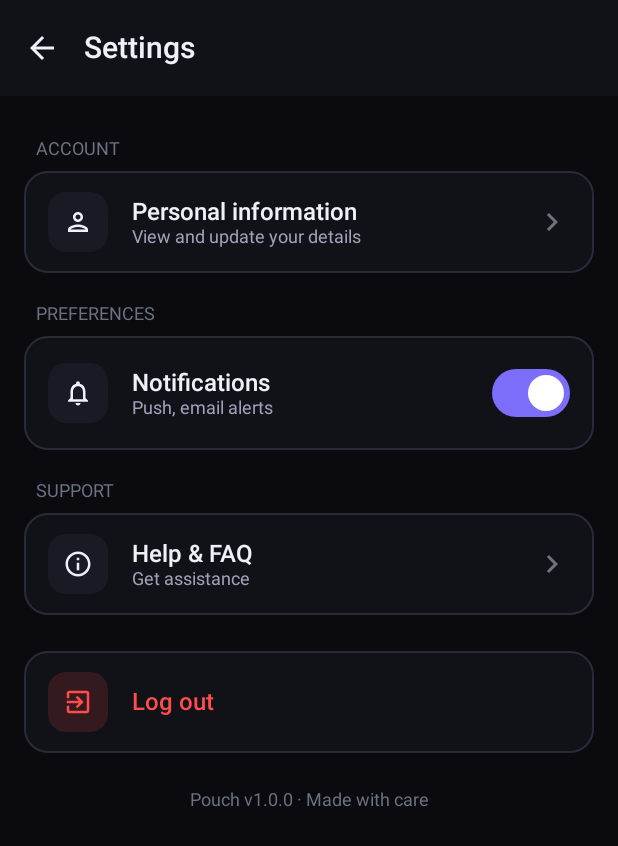
After one commit to DeadKai/Group9, an Android app built with Jetpack Compose: the SettingsScreen screen opened through its navigation route, on a phone screen of 412 x 824 dp. The commit adds this screen. Shown: the top 846 px of the screen. Run offline under Robolectric (Android 15) with nearby library versions, the phone set to English and light mode, and no system bars; our stand-ins replace Firebase (no records; nobody signed in at launch, a user with empty details on screens opened directly).

Commit message:
Settings
Added a settings screen that can be accessed from the top of the screen. Now the logout is through the settings

```diff
--- a/app/src/main/kotlin/com/pouch/ui/home/HomeScreen.kt
+++ b/app/src/main/kotlin/com/pouch/ui/home/HomeScreen.kt
@@ -23,7 +23,7 @@ import androidx.compose.material3.IconButton
 import androidx.compose.material3.MaterialTheme
 import androidx.compose.material3.Scaffold
 import androidx.compose.material3.Text
-import androidx.compose.material3.TextButton
+import androidx.compose.material.icons.filled.Settings
 import androidx.compose.material3.TopAppBar
 import androidx.compose.runtime.Composable
 import androidx.compose.runtime.getValue
@@ -48,7 +48,8 @@ import com.pouch.ui.theme.PouchColors
 fun HomeScreen(
     onOpenGroup: (String) -> Unit,
     onScan: () -> Unit,
-    onSignOut: () -> Unit = {},
+    onSettings: () -> Unit,
+    //onSignOut: () -> Unit = {},
     viewModel: HomeViewModel = pouchViewModel { HomeViewModel(it.groupRepository) },
 ) {
     val state by viewModel.state.collectAsStateWithLifecycle()
@@ -62,8 +63,8 @@ fun HomeScreen(
                     IconButton(onClick = { showCreateGroup = true }) {
                         Icon(Icons.Filled.Add, contentDescription = "New group")
                     }
-                    TextButton(onClick = onSignOut) {
-                        Text("Log out")
+                    IconButton(onClick = onSettings) {
+                        Icon(Icons.Filled.Settings, contentDescription = "Settings")
                     }
                 },
             )
--- a/app/src/main/kotlin/com/pouch/ui/navigation/PouchNavHost.kt
+++ b/app/src/main/kotlin/com/pouch/ui/navigation/PouchNavHost.kt
@@ -1,7 +1,6 @@
 package com.pouch.ui.navigation
 
 import androidx.compose.runtime.Composable
-import androidx.compose.runtime.collectAsState
 import androidx.compose.runtime.getValue
 import androidx.lifecycle.compose.collectAsStateWithLifecycle
 import androidx.lifecycle.viewmodel.compose.viewModel
@@ -15,11 +14,14 @@ import com.pouch.ui.auth.AuthViewModel
 import com.pouch.ui.group.GroupScreen
 import com.pouch.ui.home.HomeScreen
 import com.pouch.ui.scan.ScanScreen
+import com.pouch.ui.settings.SettingsScreen
 import kotlinx.serialization.Serializable
 
 @Serializable
 object HomeRoute
 
+@Serializable
+object SettingsRoute
 /** [groupId] = null when opened from Home (the user picks the group on the Scan screen). */
 @Serializable
 data class ScanRoute(val groupId: String? = null)
@@ -45,7 +47,8 @@ fun PouchNavHost(navController: NavHostController = rememberNavController(),
             HomeScreen(
                 onOpenGroup = { groupId -> navController.navigate(GroupRoute(groupId)) },
                 onScan = { navController.navigate(ScanRoute()) },
-                onSignOut = { authViewModel.signOut() },
+                onSettings = { navController.navigate(SettingsRoute) },
+                //onSignOut = { authViewModel.signOut() },
             )
         }
 
@@ -66,5 +69,16 @@ fun PouchNavHost(navController: NavHostController = rememberNavController(),
                 onSaved = { navController.popBackStack() },
             )
         }
+
+        composable<SettingsRoute> {
+            SettingsScreen(
+                onBack = { navController.popBackStack() },
+                onSignOut = {
+                    // Go back to Home first, otherwise the next login would open Settings again.
+                    navController.popBackStack(HomeRoute, inclusive = false)
+                    authViewModel.signOut()
+                },
+            )
+        }
     }
 }
--- /dev/null
+++ b/app/src/main/kotlin/com/pouch/ui/settings/SettingsScreen.kt
@@ -0,0 +1,327 @@
+package com.pouch.ui.settings
+
+import android.content.Context
+import androidx.compose.foundation.layout.Arrangement
+import androidx.compose.foundation.layout.Box
+import androidx.compose.foundation.layout.Column
+import androidx.compose.foundation.layout.Row
+import androidx.compose.foundation.layout.Spacer
+import androidx.compose.foundation.layout.fillMaxSize
+import androidx.compose.foundation.layout.fillMaxWidth
+import androidx.compose.foundation.layout.height
+import androidx.compose.foundation.layout.padding
+import androidx.compose.foundation.layout.size
+import androidx.compose.foundation.layout.width
+import androidx.compose.foundation.BorderStroke
+import androidx.compose.foundation.background
+import androidx.compose.foundation.rememberScrollState
+import androidx.compose.foundation.shape.RoundedCornerShape
+import androidx.compose.foundation.verticalScroll
+import androidx.compose.material.icons.Icons
+import androidx.compose.material.icons.automirrored.filled.KeyboardArrowRight
+import androidx.compose.material.icons.automirrored.filled.ExitToApp
+import androidx.compose.material.icons.outlined.Info
+import androidx.compose.material.icons.outlined.Notifications
+import androidx.compose.material.icons.outlined.Person
+import androidx.compose.material3.AlertDialog
+import androidx.compose.material3.Card
+import androidx.compose.material3.CardDefaults
+import androidx.compose.material3.ExperimentalMaterial3Api
+import androidx.compose.material3.Icon
+import androidx.compose.material3.MaterialTheme
+import androidx.compose.material3.ModalBottomSheet
+import androidx.compose.material3.Scaffold
+import androidx.compose.material3.Switch
+import androidx.compose.material3.Text
+import androidx.compose.material3.TextButton
+import androidx.compose.runtime.Composable
+import androidx.compose.runtime.getValue
+import androidx.compose.runtime.mutableStateOf
+import androidx.compose.runtime.remember
+import androidx.compose.runtime.saveable.rememberSaveable
+import androidx.compose.runtime.setValue
+import androidx.compose.ui.Alignment
+import androidx.compose.ui.Modifier
+import androidx.compose.ui.graphics.Color
+import androidx.compose.ui.graphics.vector.ImageVector
+import androidx.compose.ui.platform.LocalContext
+import androidx.compose.ui.text.style.TextAlign
+import androidx.compose.ui.unit.dp
+import androidx.lifecycle.compose.collectAsStateWithLifecycle
+import com.pouch.ui.common.BackTopBar
+import com.pouch.ui.common.pouchViewModel
+import com.pouch.ui.theme.PouchColors
+
+@Composable
+fun SettingsScreen(
+    onBack: () -> Unit,
+    onSignOut: () -> Unit,
+    viewModel: SettingsViewModel = pouchViewModel { SettingsViewModel(it.authRepository) },
+) {
+    val state by viewModel.state.collectAsStateWithLifecycle()
+    val context = LocalContext.current
+
+    var showSignOutDialog by rememberSaveable { mutableStateOf(false) }
+    var showPersonalInfo by rememberSaveable { mutableStateOf(false) }
+    var showHelp by rememberSaveable { mutableStateOf(false) }
+
+    // Notification switch is stored on the device. (It only saves the choice for now;
+    // actual push/email alerts would need to read this value later.)
+    val prefs = remember { context.getSharedPreferences("pouch_settings", Context.MODE_PRIVATE) }
+    var notificationsOn by rememberSaveable { mutableStateOf(prefs.getBoolean("notifications", true)) }
+
+    val versionName = remember {
+        try {
+            context.packageManager.getPackageInfo(context.packageName, 0).versionName
+        } catch (_: Exception) {
+            null
+        } ?: "1.0.0"
+    }
+
+    Scaffold(topBar = { BackTopBar("Settings", onBack) }) { padding ->
+        Column(
+            Modifier
+                .padding(padding)
+                .fillMaxSize()
+                .verticalScroll(rememberScrollState())
+                .padding(horizontal = 16.dp, vertical = 8.dp),
+        ) {
+            SectionLabel("Account")
+            SettingsCard(
+                icon = Icons.Outlined.Person,
+                title = "Personal information",
+                subtitle = "View and update your details",
+                onClick = { showPersonalInfo = true },
+                trailing = { Chevron() },
+            )
+
+            SectionLabel("Preferences")
+            SettingsCard(
+                icon = Icons.Outlined.Notifications,
+                title = "Notifications",
+                subtitle = "Push, email alerts",
+                trailing = {
+                    Switch(
+                        checked = notificationsOn,
+                        onCheckedChange = {
+                            notificationsOn = it
+                            prefs.edit().putBoolean("notifications", it).apply()
+                        },
+                    )
+                },
+            )
+
+            SectionLabel("Support")
+            SettingsCard(
+                icon = Icons.Outlined.Info,
+                title = "Help & FAQ",
+                subtitle = "Get assistance",
+                onClick = { showHelp = true },
+                trailing = { Chevron() },
+            )
+
+            Spacer(Modifier.height(24.dp))
+            SettingsCard(
+                icon = Icons.AutoMirrored.Filled.ExitToApp,
+                title = "Log out",
+                subtitle = null,
+                titleColor = PouchColors.Destructive,
+                iconTint = PouchColors.Destructive,
+                iconBackground = PouchColors.Destructive.copy(alpha = 0.15f),
+                onClick = { showSignOutDialog = true },
+            )
+
+            Spacer(Modifier.height(24.dp))
+            Text(
+                "Pouch v$versionName · Made with care",
+                style = MaterialTheme.typography.bodySmall,
+                color = PouchColors.TextMuted,
+                textAlign = TextAlign.Center,
+                modifier = Modifier.fillMaxWidth(),
+            )
+            Spacer(Modifier.height(16.dp))
+        }
+    }
+
+    if (showPersonalInfo) {
+        PersonalInfoSheet(
+            name = state.name,
+            email = state.email,
+            onDismiss = { showPersonalInfo = false },
+        )
+    }
+
+    if (showHelp) {
+        HelpSheet(onDismiss = { showHelp = false })
+    }
+
+    if (showSignOutDialog) {
+        AlertDialog(
+            onDismissRequest = { showSignOutDialog = false },
+            title = { Text("Log out?") },
+            text = { Text("You will need to sign in again to see your groups.") },
+            confirmButton = {
+                TextButton(onClick = {
+                    showSignOutDialog = false
+                    onSignOut()
+                }) { Text("Log out", color = MaterialTheme.colorScheme.error) }
+            },
+            dismissButton = {
+                TextButton(onClick = { showSignOutDialog = false }) { Text("Cancel") }
+            },
+        )
+    }
+}
+
+@Composable
+private fun SectionLabel(text: String) {
+    Text(
+        text.uppercase(),
+        style = MaterialTheme.typography.labelMedium,
+        color = PouchColors.TextMuted,
+        modifier = Modifier.padding(start = 8.dp, top = 20.dp, bottom = 8.dp),
+    )
+}
+
+@Composable
+private fun Chevron() {
+    Icon(
+        Icons.AutoMirrored.Filled.KeyboardArrowRight,
+        contentDescription = null,
+        tint = PouchColors.TextMuted,
+    )
+}
+
+/** One rounded card row: icon box + title/subtitle + optional trailing content (chevron, switch). */
+@Composable
+private fun SettingsCard(
+    icon: ImageVector,
+    title: String,
+    subtitle: String?,
+    modifier: Modifier = Modifier,
+    onClick: (() -> Unit)? = null,
+    titleColor: Color = MaterialTheme.colorScheme.onSurface,
+    iconTint: Color = MaterialTheme.colorScheme.onSurface,
+    iconBackground: Color = MaterialTheme.colorScheme.surfaceVariant,
+    trailing: @Composable () -> Unit = {},
+) {
+    val colors = CardDefaults.cardColors(containerColor = MaterialTheme.colorScheme.surface)
+    val border = BorderStroke(1.dp, PouchColors.Border)
+    val shape = MaterialTheme.shapes.large
+
+    val content: @Composable () -> Unit = {
+        Row(
+            Modifier
+                .fillMaxWidth()
+                .padding(horizontal = 16.dp, vertical = 14.dp),
+            verticalAlignment = Alignment.CenterVertically,
+        ) {
+            Box(
+                Modifier
+                    .size(40.dp)
+                    .background(iconBackground, RoundedCornerShape(12.dp)),
+                contentAlignment = Alignment.Center,
+            ) {
+                Icon(icon, contentDescription = null, tint = iconTint, modifier = Modifier.size(20.dp))
+            }
+            Spacer(Modifier.width(16.dp))
+            Column(Modifier.weight(1f)) {
+                Text(title, style = MaterialTheme.typography.titleSmall, color = titleColor)
+                if (subtitle != null) {
+                    Text(
+                        subtitle,
+                        style = MaterialTheme.typography.bodySmall,
+                        color = MaterialTheme.colorScheme.onSurfaceVariant,
+                    )
+                }
+            }
+            trailing()
+        }
+    }
+
+    if (onClick != null) {
+        Card(
+            onClick = onClick,
+            colors = colors,
+            border = border,
+            shape = shape,
+            modifier = modifier.fillMaxWidth(),
+        ) { content() }
+    } else {
+        Card(
+            colors = colors,
+            border = border,
+            shape = shape,
+            modifier = modifier.fillMaxWidth(),
+        ) { content() }
+    }
+}
+
+@OptIn(ExperimentalMaterial3Api::class)
+@Composable
+private fun PersonalInfoSheet(name: String?, email: String?, onDismiss: () -> Unit) {
+    ModalBottomSheet(onDismissRequest = onDismiss) {
+        Column(
+            Modifier
+                .fillMaxWidth()
+                .padding(horizontal = 20.dp)
+                .padding(bottom = 32.dp),
+        ) {
+            Text("Personal information", style = MaterialTheme.typography.titleMedium)
+            Spacer(Modifier.height(16.dp))
+            InfoLine("Name", name ?: "Not set")
+            Spacer(Modifier.height(12.dp))
+            InfoLine("Email", email ?: "Not signed in")
+        }
+    }
+}
+
+@Composable
+private fun InfoLine(label: String, value: String) {
+    Column {
+        Text(label, style = MaterialTheme.typography.labelMedium, color = PouchColors.TextMuted)
+        Text(value, style = MaterialTheme.typography.bodyLarge)
+    }
+}
+
+@OptIn(ExperimentalMaterial3Api::class)
+@Composable
+private fun HelpSheet(onDismiss: () -> Unit) {
+    ModalBottomSheet(onDismissRequest = onDismiss) {
+        Column(
+            Modifier
+                .fillMaxWidth()
+                .verticalScroll(rememberScrollState())
+                .padding(horizontal = 20.dp)
+                .padding(bottom = 32.dp),
+            verticalArrangement = Arrangement.spacedBy(16.dp),
+        ) {
+            Text("Help & FAQ", style = MaterialTheme.typography.titleMedium)
+            Faq(
+                "How do I add a receipt?",
+                "Tap \"Scan receipt\" on the Home screen, take a photo or enter the details manually, then choose who paid and how it is split.",
+            )
+            Faq(
+                "How are expenses split?",
+                "Equally by default. Switch to \"Custom split\" to set an exact amount for each member.",
+            )
+            Faq(
+                "Why can't I remove a member?",
+                "A group needs at least two members, and members that are part of an existing receipt can't be removed until those receipts are deleted or updated.",
+            )
+        }
+    }
+}
+
+@Composable
+private fun Faq(question: String, answer: String) {
+    Column {
+        Text(question, style = MaterialTheme.typography.titleSmall)
+        Spacer(Modifier.height(4.dp))
+        Text(
+            answer,
+            style = MaterialTheme.typography.bodyMedium,
+            color = MaterialTheme.colorScheme.onSurfaceVariant,
+        )
+    }
+}
--- /dev/null
+++ b/app/src/main/kotlin/com/pouch/ui/settings/SettingsViewModel.kt
@@ -0,0 +1,25 @@
+package com.pouch.ui.settings
+
+import androidx.lifecycle.ViewModel
+import androidx.lifecycle.viewModelScope
+import com.pouch.data.AuthRepository
+import kotlinx.coroutines.flow.SharingStarted
+import kotlinx.coroutines.flow.StateFlow
+import kotlinx.coroutines.flow.map
+import kotlinx.coroutines.flow.stateIn
+
+data class SettingsUiState(
+    val name: String? = null,
+    val email: String? = null,
+)
+
+class SettingsViewModel(authRepository: AuthRepository) : ViewModel() {
+
+    val state: StateFlow<SettingsUiState> = authRepository.currentUser
+        .map { user -> SettingsUiState(name = user?.displayName, email = user?.email) }
+        .stateIn(
+            viewModelScope,
+            SharingStarted.WhileSubscribed(5_000),
+            authRepository.user().let { SettingsUiState(it?.displayName, it?.email) },
+        )
+}
```
